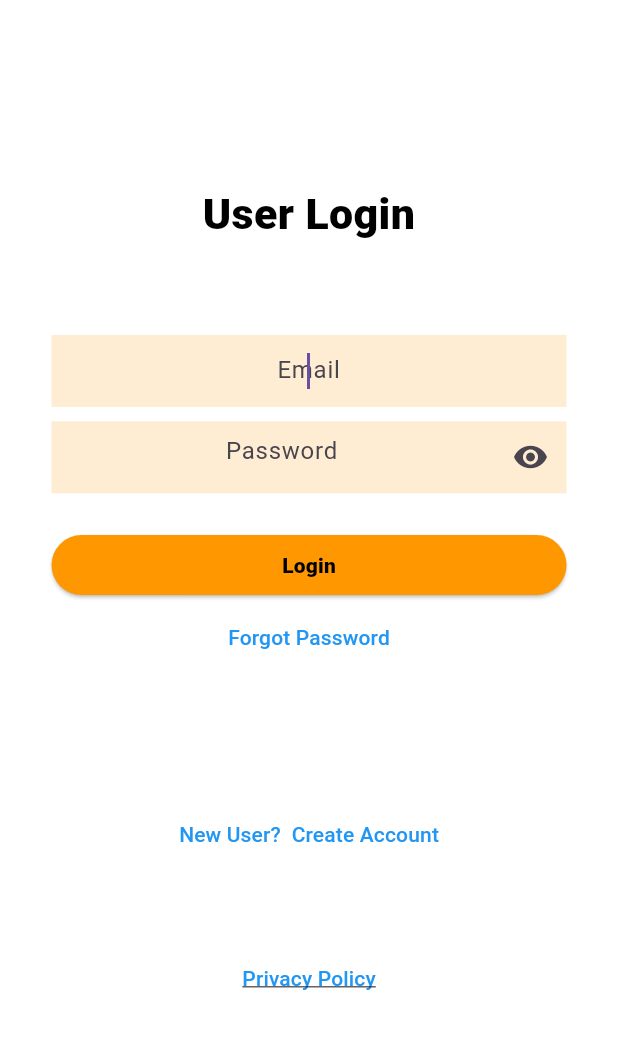
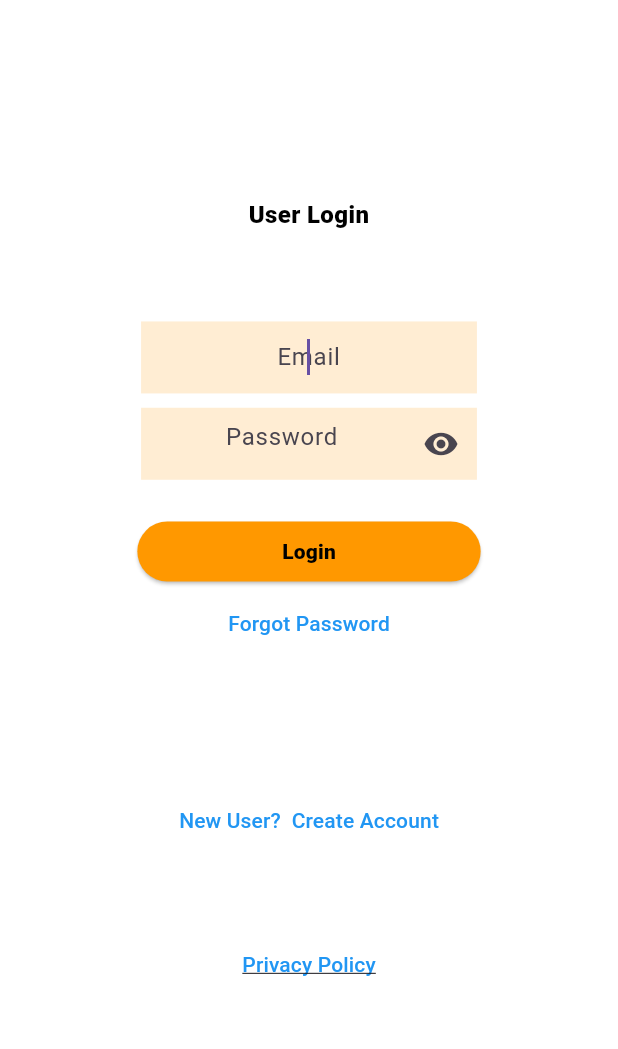
Before and after one commit to nathan-kane/deal_diligence, a Flutter app: the screen it shows after launch, on a phone screen of 412 x 824 dp, the part 61-1110 px from its top. Run offline on Flutter 3.47's test engine with Material 3 defaults, Android fonts, the phone set to English and light mode, and no system bars; our stand-ins replace cloud_firestore, dartz, equatable, firebase_auth, firebase_core, flutter_credit_card and 13 more; missing offline and left inert: add_2_calendar, flutter_stripe, googleapis; accounts and stored records are empty.

Commit message:
Fixing the adaptive UI

```diff
--- a/lib/main.dart
+++ b/lib/main.dart
@@ -39,6 +39,7 @@ class DealDiligence extends StatelessWidget {
   @override
   Widget build(BuildContext context) {
     return ScreenUtilInit(
+      designSize: const Size(360, 690),
       child: MaterialApp(
         debugShowCheckedModeBanner: false,
         home: const LoginScreen(),
--- a/lib/screens/chat_screen.dart
+++ b/lib/screens/chat_screen.dart
@@ -58,7 +58,7 @@ class _ChatScreenState extends ConsumerState<ChatScreen> {
           crossAxisAlignment: CrossAxisAlignment.start,
           children: [
             Padding(
-              padding: EdgeInsets.all(18.sp),
+              padding: EdgeInsets.symmetric(horizontal: 50.sp),
               child: Row(
                 mainAxisAlignment: MainAxisAlignment.start,
                 crossAxisAlignment: CrossAxisAlignment.center,
@@ -85,7 +85,7 @@ class _ChatScreenState extends ConsumerState<ChatScreen> {
                                         .toDate()*/
                                     DateTime.now())}',
                                 style: Styles.h1().copyWith(
-                                    fontSize: 12.sp,
+                                    fontSize: 6.sp,
                                     fontWeight: FontWeight.normal,
                                     color: Colors.white70),
                               );
--- a/lib/screens/inspector_profile_screen.dart
+++ b/lib/screens/inspector_profile_screen.dart
@@ -215,15 +215,15 @@ class _InspectorCompanyScreenState
       body: SafeArea(
         child: SingleChildScrollView(
           child: Padding(
-            padding: EdgeInsets.symmetric(horizontal: 30.sp),
+            padding: EdgeInsets.symmetric(horizontal: 50.sp),
             child: Column(
               //mainAxisAlignment: MainAxisAlignment.center,
               //crossAxisAlignment: CrossAxisAlignment.stretch,
               children: <Widget>[
-                const Text(
+                Text(
                   'Inspector Company Profile',
                   style: TextStyle(
-                    fontSize: 30,
+                    fontSize: 14.sp,
                     fontWeight: FontWeight.w800,
                   ),
                 ),
--- a/lib/screens/login_screen.dart
+++ b/lib/screens/login_screen.dart
@@ -41,7 +41,7 @@ class _LoginScreenState extends ConsumerState<LoginScreen> {
   bool showSpinner = false;
   final _auth = FirebaseAuth.instance;
   bool passwordVisible = false;
-  double margins = 0.w;
+  //double margins = 0.w;
 
 /* =========================================================== */
 
@@ -112,11 +112,11 @@ class _LoginScreenState extends ConsumerState<LoginScreen> {
     passwordVisible = true;
 
     /// Set the margins for web and mobile
-    if (kIsWeb) {
-      margins = 80.w;
-    } else {
-      margins = 10.w;
-    }
+    // if (kIsWeb) {
+    //   margins = 80.w;
+    // } else {
+    //   margins = 10.w;
+    // }
     //initNotifications();
   }
 
@@ -251,7 +251,7 @@ class _LoginScreenState extends ConsumerState<LoginScreen> {
       resizeToAvoidBottomInset: false, // This fixes the keyboard white space
       body: SafeArea(
         child: Padding(
-          padding: EdgeInsets.symmetric(horizontal: 20.sp, vertical: 0.sp),
+          padding: EdgeInsets.symmetric(horizontal: 30.sp, vertical: 0.sp),
           child: Column(
             mainAxisSize: MainAxisSize.max,
             mainAxisAlignment: MainAxisAlignment.center,
@@ -262,7 +262,7 @@ class _LoginScreenState extends ConsumerState<LoginScreen> {
                 style: TextStyle(
                   color: Colors.black,
                   fontWeight: FontWeight.w900,
-                  fontSize: 25.sp,
+                  fontSize: 14.sp,
                 ),
                 textAlign: TextAlign.center,
               ),
@@ -270,7 +270,7 @@ class _LoginScreenState extends ConsumerState<LoginScreen> {
                 height: 50.h,
               ),
               Container(
-                padding: EdgeInsets.symmetric(horizontal: margins),
+                padding: EdgeInsets.symmetric(horizontal: 50.h),
                 color: Colors.white,
                 child: TextField(
                   autofocus: true,
@@ -292,7 +292,7 @@ class _LoginScreenState extends ConsumerState<LoginScreen> {
                 height: 8.h,
               ),
               Container(
-                padding: EdgeInsets.symmetric(horizontal: margins),
+                padding: EdgeInsets.symmetric(horizontal: 50.h),
                 color: Colors.white,
                 child: TextField(
                   obscureText: passwordVisible,
@@ -325,7 +325,7 @@ class _LoginScreenState extends ConsumerState<LoginScreen> {
                 height: 20.h,
               ),
               Container(
-                padding: EdgeInsets.symmetric(horizontal: margins),
+                padding: EdgeInsets.symmetric(horizontal: 50.sp),
                 child: ElevatedButton(
                   onPressed: () async {
                     setState(() {
@@ -445,7 +445,9 @@ class _LoginScreenState extends ConsumerState<LoginScreen> {
                   ),
                 ),
               ),
-              TextButton(
+              Container(
+                padding: EdgeInsets.symmetric(horizontal: 50.sp),
+                child: TextButton(
                   child: const Text(
                     'Forgot Password',
                     style: TextStyle(color: Colors.blue),
@@ -453,10 +455,13 @@ class _LoginScreenState extends ConsumerState<LoginScreen> {
                   onPressed: () => Navigator.of(context).push(MaterialPageRoute(
                       builder: (context) => const ResetPasswordScreen())),
                 ),
+              ),
               SizedBox(
                 height: 70.h,
               ),
-              TextButton(
+              Container(
+                padding: EdgeInsets.symmetric(horizontal: 50.sp),
+                child: TextButton(
                   child: const Text(
                     'New User?  Create Account',
                     style: TextStyle(color: Colors.blue),
@@ -471,11 +476,14 @@ class _LoginScreenState extends ConsumerState<LoginScreen> {
                         builder: (context) => const UserRegisterScreen()));
                   },
                 ),
+              ),
               SizedBox(
                 height: 40.h,
               ),
               Visibility(
                 visible: !kIsWeb,
+                child: Container(
+                  padding: EdgeInsets.symmetric(horizontal: 50.sp),
                   child: TextButton(
                     child: const Text(
                       'Privacy Policy',
@@ -487,6 +495,7 @@ class _LoginScreenState extends ConsumerState<LoginScreen> {
                     onPressed: () {
                       _launchInBrowser();
                     },
+                  ),
                 ),
               ),
             ],
--- a/lib/screens/user_profile_screen.dart
+++ b/lib/screens/user_profile_screen.dart
@@ -326,13 +326,13 @@ class _UserProfileScreenState extends ConsumerState<UserProfileScreen> {
       body: SafeArea(
         child: SingleChildScrollView(
           child: Padding(
-            padding: EdgeInsets.symmetric(horizontal: 30.sp),
+            padding: EdgeInsets.symmetric(horizontal: 50.sp),
             child: Column(
               children: <Widget>[
                 Text(
                   'User Profile',
                   style: TextStyle(
-                    fontSize: 30.sp,
+                    fontSize: 14.sp,
                   ),
                 ),
                 SizedBox(height: 8.h,),
```
Also changed, not shown: lib/screens/appraiser_company_screen.dart (+5 -5 lines), lib/screens/client_profile_screen.dart (+5 -5 lines), lib/screens/company_screen.dart (+7 -7 lines), lib/screens/transaction_detail_screen.dart (+11 -5 lines). Lines whose indentation alone changed are shown as unchanged.
